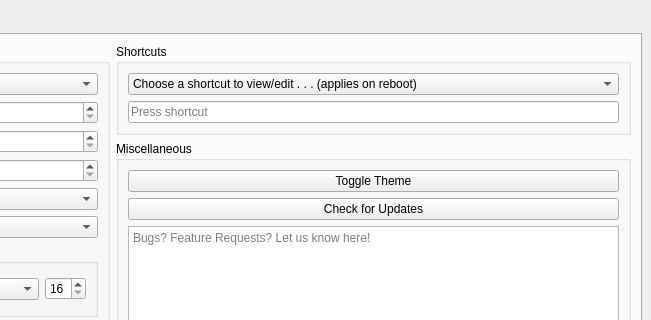
First picture: the form in app.ui, repository http-samc/cut-it, before the edit; both pictures show x 299 to 950 and y 0 to 320 of the 950 by 530 pixel window.
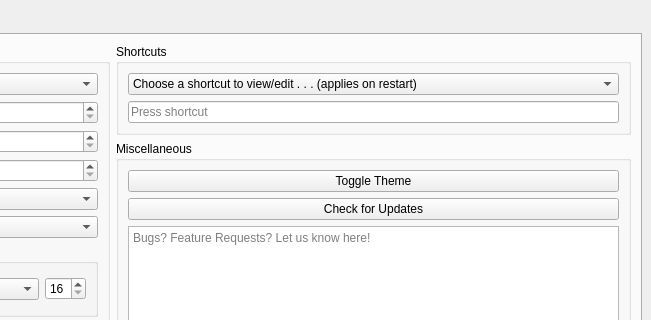
Second picture: the form after the edit. The open tabs and pages were chosen to show the change.

```diff
--- a/app.ui
+++ b/app.ui
@@ -1740,7 +1740,7 @@
              </property>
              <item>
               <property name="text">
-               <string>Choose a shortcut to view/edit . . . (applies on reboot)</string>
+               <string>Choose a shortcut to view/edit . . . (applies on restart)</string>
               </property>
              </item>
             </widget>
```
